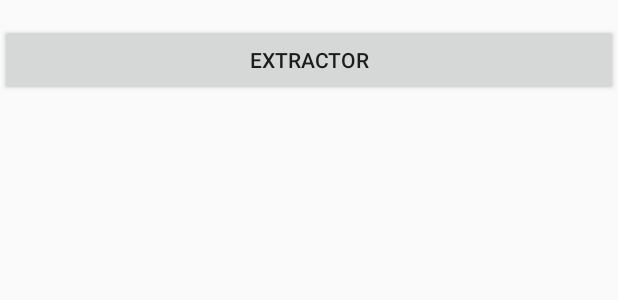
After one commit to Linus-Smith/Android-rehearsal, an Android app: the layout activity_video_play.xml on its own in the app's theme, with its tools: preview values and no code run, on a phone screen of 412 x 824 dp. The commit adds this screen. Shown: the top 300 px of the screen. Run offline under Robolectric (Android 15) with nearby library versions, the phone set to English and light mode, and no system bars.

Commit message:
[MD] 增加MediaExtractor

```diff
--- a/MGallery_Dome/src/main/AndroidManifest.xml
+++ b/MGallery_Dome/src/main/AndroidManifest.xml
@@ -1,6 +1,9 @@
 <?xml version="1.0" encoding="utf-8"?>
 <manifest xmlns:android="http://schemas.android.com/apk/res/android"
     package="com.yang.linus">
+
+    <uses-permission android:name="android.permission.WRITE_EXTERNAL_STORAGE"/>
+    <uses-permission android:name="android.permission.READ_EXTERNAL_STORAGE"/>
 
     <application
         android:allowBackup="true"
@@ -16,7 +19,8 @@
             </intent-filter>
         </activity>
         <activity android:name=".activity.BitmapShowActivity" />
-        <activity android:name=".activity.CatViewApiActivity"></activity>
+        <activity android:name=".activity.CatViewApiActivity" />
+        <activity android:name=".activity.VideoPlayActivity"></activity>
     </application>
 
 </manifest>
--- a/MGallery_Dome/src/main/java/com/yang/linus/MainActivity.java
+++ b/MGallery_Dome/src/main/java/com/yang/linus/MainActivity.java
@@ -8,6 +8,7 @@ import android.view.View;
 import com.yang.linus.activity.BitmapShowActivity;
 import com.yang.linus.R;
 import com.yang.linus.activity.CatViewApiActivity;
+import com.yang.linus.activity.VideoPlayActivity;
 
 public class MainActivity extends AppCompatActivity implements View.OnClickListener {
 
@@ -17,6 +18,7 @@ public class MainActivity extends AppCompatActivity implements View.OnClickListe
         setContentView(R.layout.activity_main);
         findViewById(R.id.bt_anim).setOnClickListener(this);
         findViewById(R.id.bt_view_api).setOnClickListener(this);
+        findViewById(R.id.bt_video_play).setOnClickListener(this);
     }
 
 
@@ -30,6 +32,9 @@ public class MainActivity extends AppCompatActivity implements View.OnClickListe
             case R.id.bt_view_api:
                 mIntent.setClass(this, CatViewApiActivity.class);
                 break;
+            case R.id.bt_video_play:
+                mIntent.setClass(this, VideoPlayActivity.class);
+                break;
         }
 
         startActivity(mIntent);
--- a/MGallery_Dome/src/main/res/layout/activity_main.xml
+++ b/MGallery_Dome/src/main/res/layout/activity_main.xml
@@ -20,4 +20,10 @@
         android:layout_height="wrap_content"
         android:text="cat view api"/>
 
+    <Button
+        android:id="@+id/bt_video_play"
+        android:layout_width="match_parent"
+        android:layout_height="wrap_content"
+        android:text="视频播放"/>
+
 </LinearLayout>
--- /dev/null
+++ b/MGallery_Dome/src/main/res/layout/activity_video_play.xml
@@ -0,0 +1,18 @@
+<?xml version="1.0" encoding="utf-8"?>
+<LinearLayout xmlns:android="http://schemas.android.com/apk/res/android"
+    xmlns:tools="http://schemas.android.com/tools"
+    android:id="@+id/activity_video_play"
+    android:layout_width="match_parent"
+    android:layout_height="match_parent"
+    android:paddingBottom="@dimen/activity_vertical_margin"
+    android:orientation="vertical"
+    android:paddingTop="@dimen/activity_vertical_margin"
+    tools:context="com.yang.linus.activity.VideoPlayActivity">
+
+    <Button
+        android:id="@+id/bt_extractor"
+        android:layout_width="match_parent"
+        android:layout_height="wrap_content"
+        android:text="extractor"/>
+
+</LinearLayout>
--- /dev/null
+++ b/MGallery_Dome/src/main/res/values-w820dp/dimens.xml
@@ -0,0 +1,6 @@
+<resources>
+    <!-- Example customization of dimensions originally defined in res/values/dimens.xml
+         (such as screen margins) for screens with more than 820dp of available width. This
+         would include 7" and 10" devices in landscape (~960dp and ~1280dp respectively). -->
+    <dimen name="activity_horizontal_margin">64dp</dimen>
+</resources>
--- a/MGallery_Dome/src/main/res/values/dimens.xml
+++ b/MGallery_Dome/src/main/res/values/dimens.xml
@@ -2,4 +2,7 @@
 <resources>
 
     <dimen name="bitmap_show_height">300dp</dimen>
+    <!-- Default screen margins, per the Android Design guidelines. -->
+    <dimen name="activity_horizontal_margin">16dp</dimen>
+    <dimen name="activity_vertical_margin">16dp</dimen>
 </resources>
```
Also changed, not shown: MGallery_Dome/src/main/java/com/yang/linus/activity/VideoPlayActivity.java (added, +57 -0 lines).
